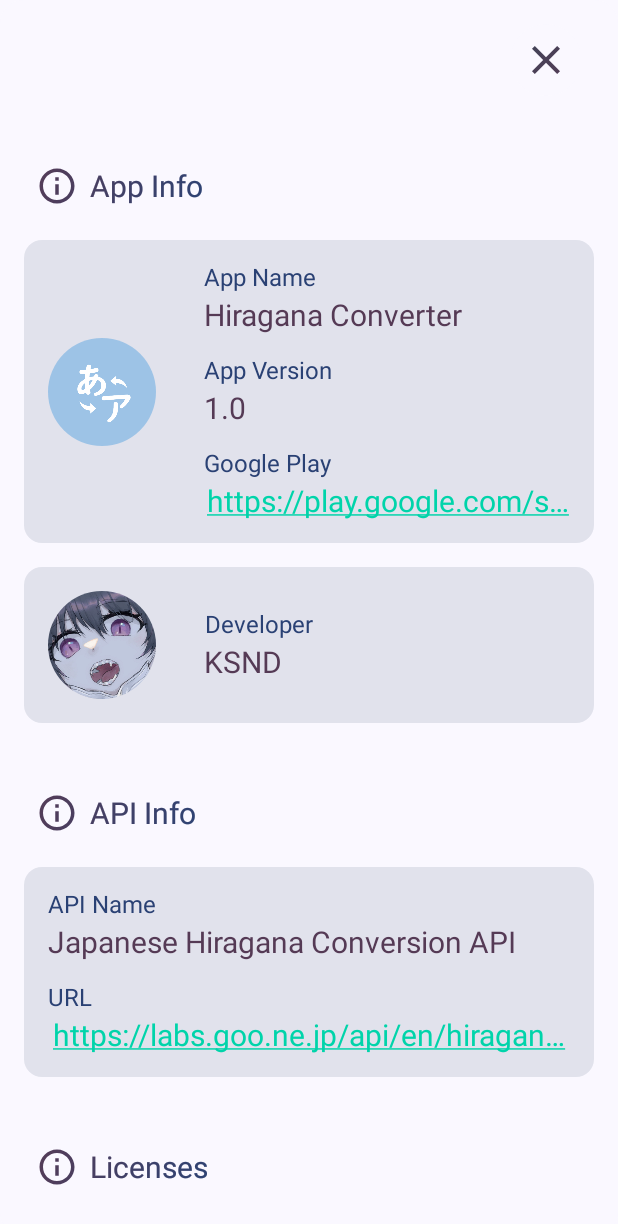
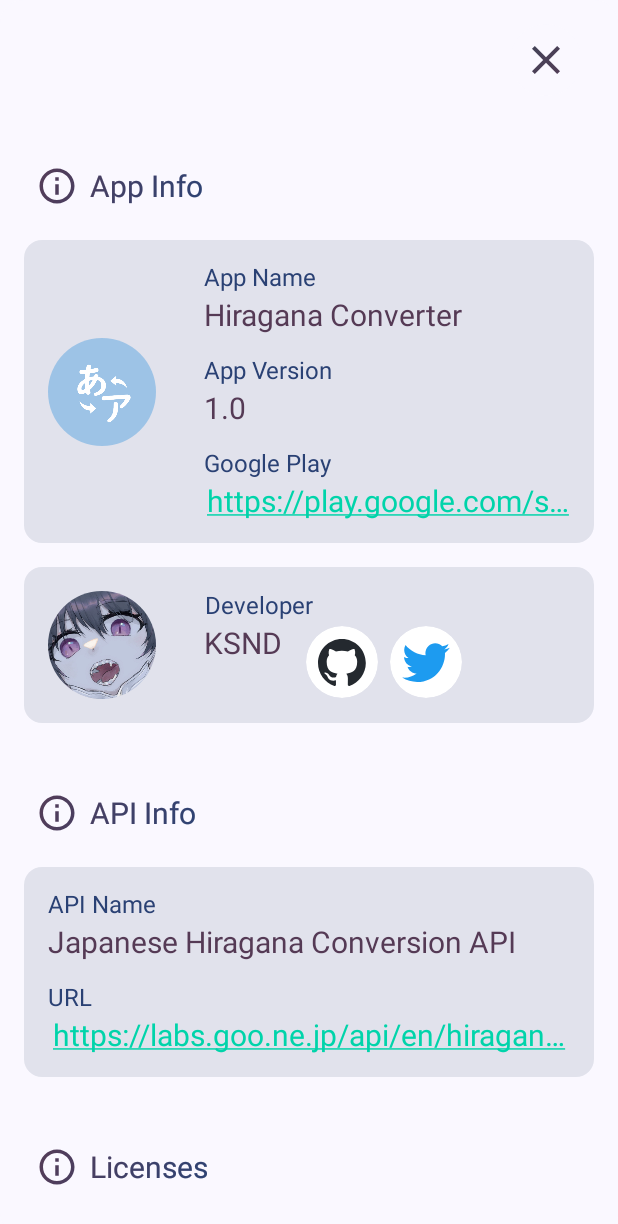
Before and after one commit to kosenda/hiragana-converter, an Android app built with Jetpack Compose: the @Preview function PreviewInfoDialogContent_Light, on a phone screen of 412 x 824 dp. Shown: the top 1224 px of the screen. Run offline under Robolectric (Android 15) with nearby library versions, the light colour scheme and no system bars; libraries missing offline, so code that uses them is left out: com.google.android.gms; pictures from the network do not load; Roboto replaces fonts that are not available here.

Commit message:
feature: add github and twitter logo

```diff
--- a/app/src/main/java/ksnd/hiraganaconverter/view/dialog/InfoDialog.kt
+++ b/app/src/main/java/ksnd/hiraganaconverter/view/dialog/InfoDialog.kt
@@ -30,6 +30,7 @@
 import androidx.compose.ui.Alignment
 import androidx.compose.ui.Modifier
 import androidx.compose.ui.draw.clip
+import androidx.compose.ui.graphics.Color
 import androidx.compose.ui.layout.ContentScale
 import androidx.compose.ui.platform.LocalContext
 import androidx.compose.ui.platform.LocalUriHandler
@@ -48,6 +49,7 @@
 import ksnd.hiraganaconverter.R
 import ksnd.hiraganaconverter.view.parts.GooCreditImage
 import ksnd.hiraganaconverter.view.parts.button.CustomButton
+import ksnd.hiraganaconverter.view.parts.button.CustomIconButton
 import ksnd.hiraganaconverter.view.parts.card.TitleCard
 import ksnd.hiraganaconverter.view.theme.HiraganaConverterTheme
 import ksnd.hiraganaconverter.view.theme.urlColor
@@ -172,6 +174,7 @@
 
 @Composable
 private fun DeveloperInfoContent() {
+    val uriHandler = LocalUriHandler.current
     Card(
         modifier = Modifier
             .padding(vertical = 8.dp)
@@ -197,7 +200,24 @@
                     text = stringResource(id = R.string.developer_name_title),
                     modifier = Modifier.padding(bottom = 4.dp),
                 )
-                BodyMedium(text = stringResource(id = R.string.developer_name))
+                Row {
+                    BodyMedium(text = stringResource(id = R.string.developer_name))
+                    CustomIconButton(
+                        contentDescription = "",
+                        painter = painterResource(id = R.drawable.ic_github_logo),
+                        contentColor = null,
+                        containerColor = Color.White,
+                        onClick = { uriHandler.openUri(uri = "https://github.com/kosenda") },
+                    )
+                    CustomIconButton(
+                        modifier = Modifier.padding(start = 8.dp),
+                        contentDescription = "",
+                        painter = painterResource(id = R.drawable.ic_twitter_logo),
+                        contentColor = null,
+                        containerColor = Color.White,
+                        onClick = { uriHandler.openUri(uri = "https://twitter.com/ksnd_dev") },
+                    )
+                }
             }
         }
     }
--- a/app/src/main/java/ksnd/hiraganaconverter/view/parts/button/CustomlIconButton.kt
+++ b/app/src/main/java/ksnd/hiraganaconverter/view/parts/button/CustomlIconButton.kt
@@ -9,6 +9,7 @@
 import androidx.compose.runtime.Composable
 import androidx.compose.ui.Modifier
 import androidx.compose.ui.draw.scale
+import androidx.compose.ui.graphics.Color
 import androidx.compose.ui.graphics.ColorFilter
 import androidx.compose.ui.graphics.painter.Painter
 import androidx.compose.ui.layout.ContentScale
@@ -26,6 +27,8 @@
     modifier: Modifier = Modifier,
     contentDescription: String,
     painter: Painter,
+    contentColor: Color? = MaterialTheme.colorScheme.primary,
+    containerColor: Color = MaterialTheme.colorScheme.surface,
     onClick: () -> Unit,
 ) {
     val buttonScaleState = rememberButtonScaleState()
@@ -36,17 +39,23 @@
         onClick = onClick,
         interactionSource = buttonScaleState.interactionSource,
         colors = IconButtonDefaults.iconButtonColors(
-            containerColor = MaterialTheme.colorScheme.surface,
+            containerColor = containerColor,
         ),
     ) {
         Image(
             painter = painter,
             contentDescription = contentDescription,
-            colorFilter = ColorFilter.tint(MaterialTheme.colorScheme.primary),
+            colorFilter = if (contentColor == null) null else ColorFilter.tint(contentColor),
             contentScale = ContentScale.Fit,
             modifier = Modifier
                 .size(32.dp)
-                .contentBrush(brush = secondaryBrush()),
+                .then(
+                    if (contentColor == null) {
+                        Modifier
+                    } else {
+                        Modifier.contentBrush(brush = secondaryBrush())
+                    },
+                ),
         )
     }
 }
--- /dev/null
+++ b/app/src/main/res/drawable/ic_github_logo.xml
@@ -0,0 +1,10 @@
+<vector xmlns:android="http://schemas.android.com/apk/res/android"
+    android:width="98dp"
+    android:height="96dp"
+    android:viewportWidth="98"
+    android:viewportHeight="96">
+  <path
+      android:pathData="M48.854,0C21.839,0 0,22 0,49.217c0,21.756 13.993,40.172 33.405,46.69 2.427,0.49 3.316,-1.059 3.316,-2.362 0,-1.141 -0.08,-5.052 -0.08,-9.127 -13.59,2.934 -16.42,-5.867 -16.42,-5.867 -2.184,-5.704 -5.42,-7.17 -5.42,-7.17 -4.448,-3.015 0.324,-3.015 0.324,-3.015 4.934,0.326 7.523,5.052 7.523,5.052 4.367,7.496 11.404,5.378 14.235,4.074 0.404,-3.178 1.699,-5.378 3.074,-6.6 -10.839,-1.141 -22.243,-5.378 -22.243,-24.283 0,-5.378 1.94,-9.778 5.014,-13.2 -0.485,-1.222 -2.184,-6.275 0.486,-13.038 0,0 4.125,-1.304 13.426,5.052a46.97,46.97 0,0 1,12.214 -1.63c4.125,0 8.33,0.571 12.213,1.63 9.302,-6.356 13.427,-5.052 13.427,-5.052 2.67,6.763 0.97,11.816 0.485,13.038 3.155,3.422 5.015,7.822 5.015,13.2 0,18.905 -11.404,23.06 -22.324,24.283 1.78,1.548 3.316,4.481 3.316,9.126 0,6.6 -0.08,11.897 -0.08,13.526 0,1.304 0.89,2.853 3.316,2.364 19.412,-6.52 33.405,-24.935 33.405,-46.691C97.707,22 75.788,0 48.854,0z"
+      android:fillColor="#24292f"
+      android:fillType="evenOdd"/>
+</vector>
--- /dev/null
+++ b/app/src/main/res/drawable/ic_twitter_logo.xml
@@ -0,0 +1,9 @@
+<vector xmlns:android="http://schemas.android.com/apk/res/android"
+    android:width="248dp"
+    android:height="204dp"
+    android:viewportWidth="248"
+    android:viewportHeight="204">
+  <path
+      android:pathData="M221.95,51.29c0.15,2.17 0.15,4.34 0.15,6.53c0,66.73 -50.8,143.69 -143.69,143.69v-0.04C50.97,201.51 24.1,193.65 1,178.83c3.99,0.48 8,0.72 12.02,0.73c22.74,0.02 44.83,-7.61 62.72,-21.66c-21.61,-0.41 -40.56,-14.5 -47.18,-35.07c7.57,1.46 15.37,1.16 22.8,-0.87C27.8,117.2 10.85,96.5 10.85,72.46c0,-0.22 0,-0.43 0,-0.64c7.02,3.91 14.88,6.08 22.92,6.32C11.58,63.31 4.74,33.79 18.14,10.71c25.64,31.55 63.47,50.73 104.08,52.76c-4.07,-17.54 1.49,-35.92 14.61,-48.25c20.34,-19.12 52.33,-18.14 71.45,2.19c11.31,-2.23 22.15,-6.38 32.07,-12.26c-3.77,11.69 -11.66,21.62 -22.2,27.93c10.01,-1.18 19.79,-3.86 29,-7.95C240.37,35.29 231.83,44.14 221.95,51.29z"
+      android:fillColor="#1D9BF0"/>
+</vector>
```
